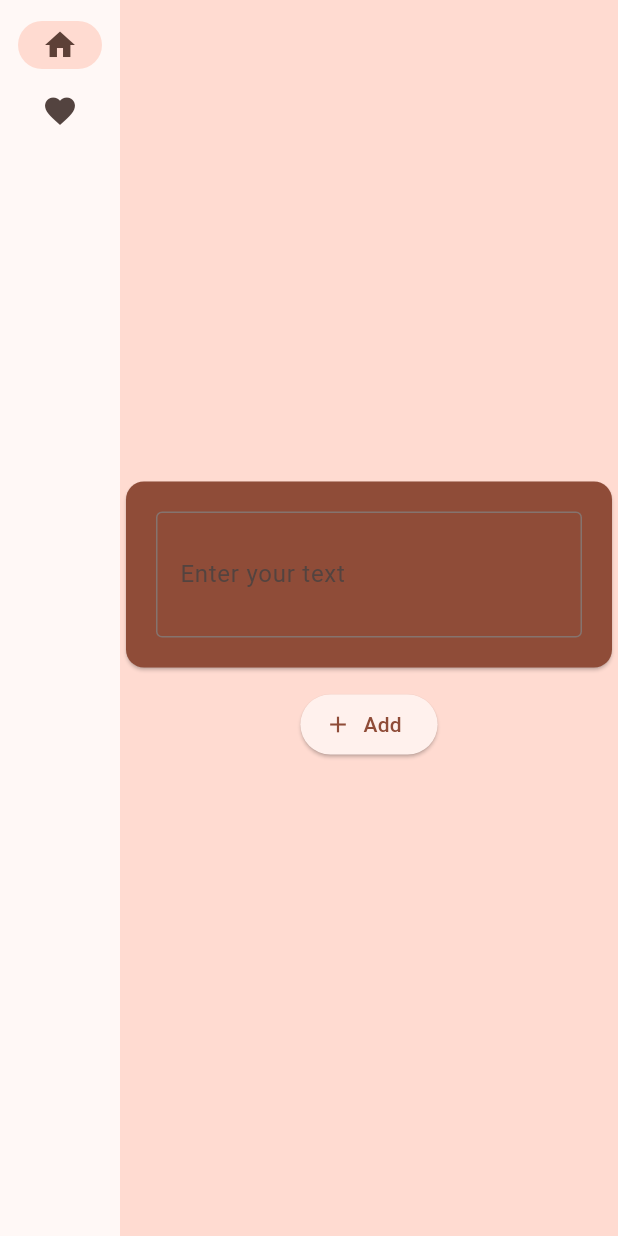
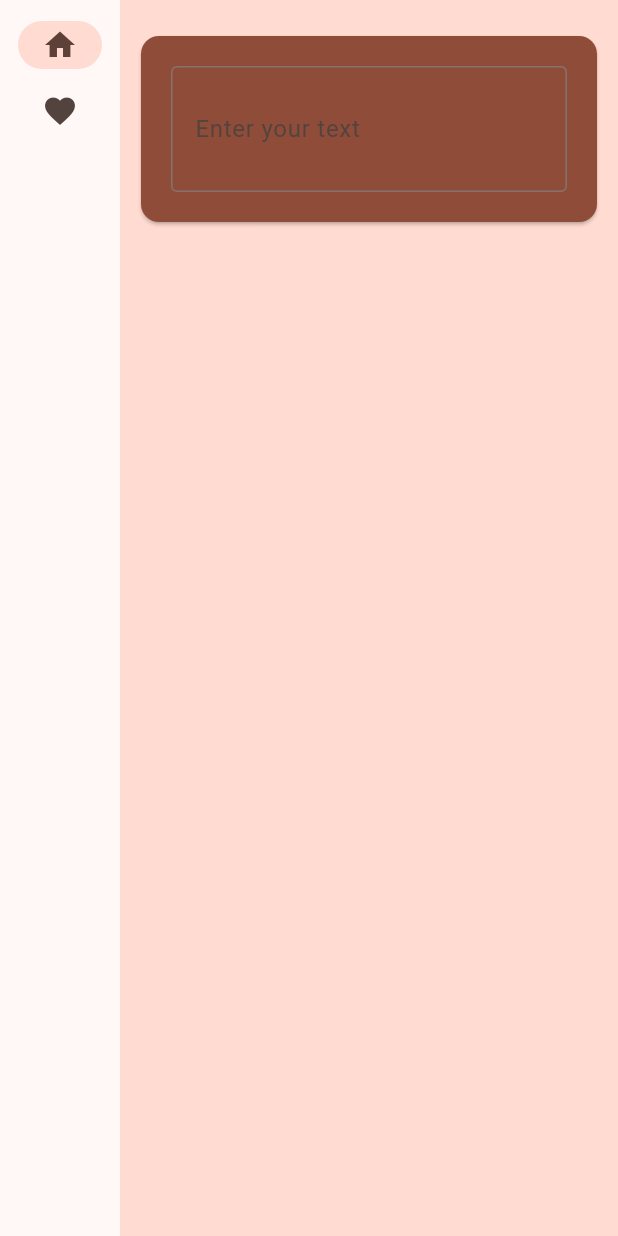
Before and after one commit to TeDand/aadat, a Flutter app: the screen it shows after launch, on a phone screen of 412 x 824 dp. Run offline on Flutter 3.47's test engine with Material 3 defaults, Android fonts, the phone set to English and light mode, and no system bars.

Commit message:
Added listview of habits on home screen, however there are a couple of issues:
- The hot reload doesn't play nice with AnimatedList
- The TextField keeps losing focus so you can't keep typing multiple habits consecutively

```diff
--- a/lib/main.dart
+++ b/lib/main.dart
@@ -1,4 +1,3 @@
-import 'package:english_words/english_words.dart';
 import 'package:flutter/material.dart';
 import 'package:provider/provider.dart';
 
@@ -27,8 +26,15 @@ class MyApp extends StatelessWidget {
 class MyAppState extends ChangeNotifier {
   var habits = <String>[];
 
+  GlobalKey<AnimatedListState> historyListKey = GlobalKey<AnimatedListState>();
+
   void addHabit(String inputText) {
-    habits.add(inputText);
+    habits.insert(0, inputText); // insert at the beginning
+    if (historyListKey.currentState != null) {
+      historyListKey.currentState?.insertItem(0); // animate at index 0
+    }
+
+    notifyListeners(); // optional, only if other widgets need to update
   }
 }
 
@@ -47,7 +53,7 @@ class _MyHomePageState extends State<MyHomePage> {
       case 0:
         page = GeneratorPage();
       case 1:
-        page = FavouritesPage();
+        page = HabitsPage();
       default:
         throw UnimplementedError('no widget for $selectedIndex');
     }
@@ -92,50 +98,40 @@ class _MyHomePageState extends State<MyHomePage> {
   }
 }
 
-class GeneratorPage extends StatefulWidget {
-  @override
-  State<GeneratorPage> createState() => _GeneratorPageState();
-}
-
-class _GeneratorPageState extends State<GeneratorPage> {
-  final _controller = TextEditingController();
-
+class GeneratorPage extends StatelessWidget {
   @override
   Widget build(BuildContext context) {
-    var appState = context.watch<MyAppState>();
-
     return Center(
       child: Column(
-        mainAxisAlignment: MainAxisAlignment.center,
         children: [
-          BigCard(controller: _controller),
           SizedBox(height: 10),
-          Row(
-            mainAxisSize: MainAxisSize.min,
-            children: [
-              ElevatedButton.icon(
-                onPressed: () {
-                  final inputText = _controller.text;
-                  appState.addHabit(inputText);
-                },
-                icon: Icon(Icons.add),
-                label: Text('Add'),
-              ),
-            ],
-          ),
+          Padding(padding: const EdgeInsets.all(10.0), child: BigCard()),
+          Expanded(flex: 3, child: HabitsListView()),
         ],
       ),
     );
   }
 }
 
-class BigCard extends StatelessWidget {
-  const BigCard({super.key, required this.controller});
+class BigCard extends StatefulWidget {
+  const BigCard({super.key});
 
-  final TextEditingController controller;
+  @override
+  State<BigCard> createState() => _BigCardState();
+}
+
+class _BigCardState extends State<BigCard> {
+  final _controller = TextEditingController();
+
+  @override
+  void dispose() {
+    _controller.dispose(); // free memory
+    super.dispose();
+  }
 
   @override
   Widget build(BuildContext context) {
+    var appState = context.watch<MyAppState>();
     final theme = Theme.of(context);
     final style = theme.textTheme.displayMedium!.copyWith(
       color: theme.colorScheme.onPrimary,
@@ -146,7 +142,11 @@ class BigCard extends StatelessWidget {
       child: Padding(
         padding: const EdgeInsets.all(20),
         child: TextField(
-          controller: controller,
+          onSubmitted: (inputText) {
+            appState.addHabit(inputText);
+            _controller.clear();
+          },
+          controller: _controller,
           style: style,
           decoration: InputDecoration(
             labelText: 'Enter your text',
@@ -158,7 +158,72 @@ class BigCard extends StatelessWidget {
   }
 }
 
-class FavouritesPage extends StatelessWidget {
+class HabitsListView extends StatefulWidget {
+  const HabitsListView({super.key});
+
+  @override
+  State<HabitsListView> createState() => _HabitsListViewState();
+}
+
+class _HabitsListViewState extends State<HabitsListView> {
+  /// Used to "fade out" the history items at the bottom, to suggest continuation.
+  static const Gradient _maskingGradient = LinearGradient(
+    // This gradient goes from fully transparent to fully opaque black...
+    colors: [Colors.black, Colors.transparent],
+    // ... from the top (transparent) to half (0.5) of the way to the bottom.
+    stops: [0.0, 0.5],
+    begin: Alignment.topCenter,
+    end: Alignment.bottomCenter,
+  );
+
+  final _key = GlobalKey<AnimatedListState>();
+
+  @override
+  void initState() {
+    super.initState();
+    // Optional: pass the key to the app state if needed
+    WidgetsBinding.instance.addPostFrameCallback((_) {
+      context.read<MyAppState>().historyListKey = _key;
+    });
+  }
+
+  @override
+  Widget build(BuildContext context) {
+    final appState = context.watch<MyAppState>();
+
+    return ShaderMask(
+      shaderCallback: (bounds) => _maskingGradient.createShader(bounds),
+      // This blend mode takes the opacity of the shader (i.e. our gradient)
+      // and applies it to the destination (i.e. our animated list).
+      blendMode: BlendMode.dstIn,
+      child: AnimatedList(
+        key: _key,
+        reverse: false,
+        padding: EdgeInsets.only(top: 100),
+        initialItemCount: appState.habits.length,
+        itemBuilder: (context, index, animation) {
+          final habit = appState.habits[index];
+          return SizeTransition(
+            sizeFactor: animation,
+            child: Center(
+              child: TextButton.icon(
+                onPressed: () {
+                  print("habit clicked");
+                },
+                label: Text(
+                  habit.toLowerCase(),
+                  semanticsLabel: habit.toLowerCase(),
+                ),
+              ),
+            ),
+          );
+        },
+      ),
+    );
+  }
+}
+
+class HabitsPage extends StatelessWidget {
   @override
   Widget build(BuildContext context) {
     var appState = context.watch<MyAppState>();
```
